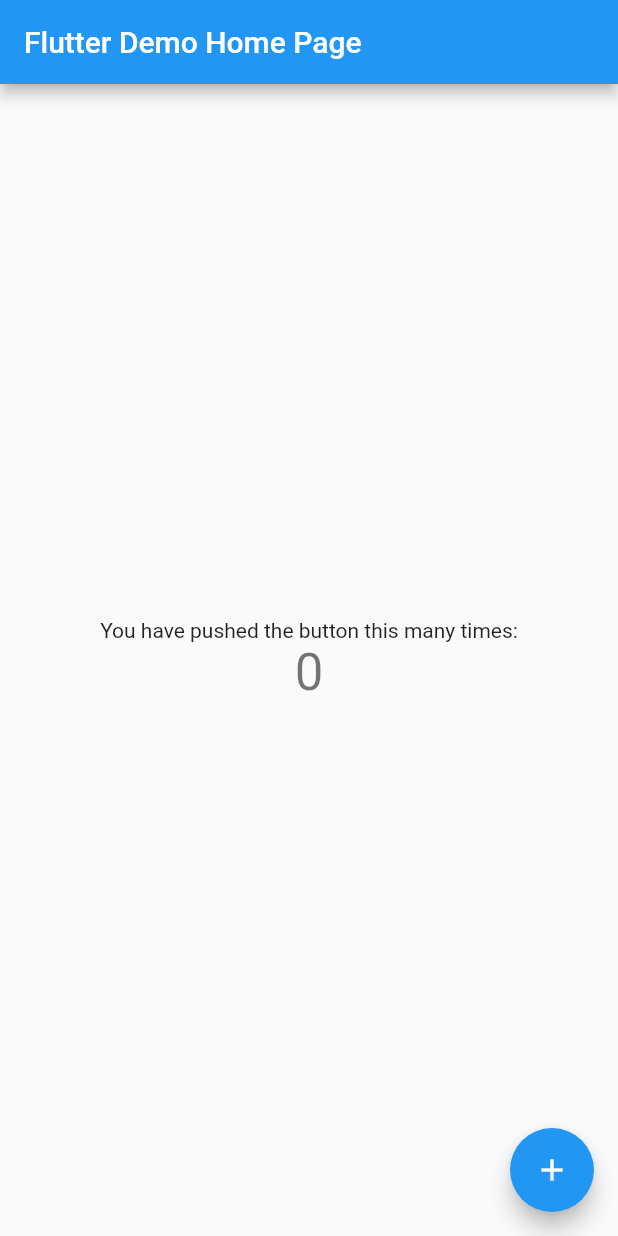
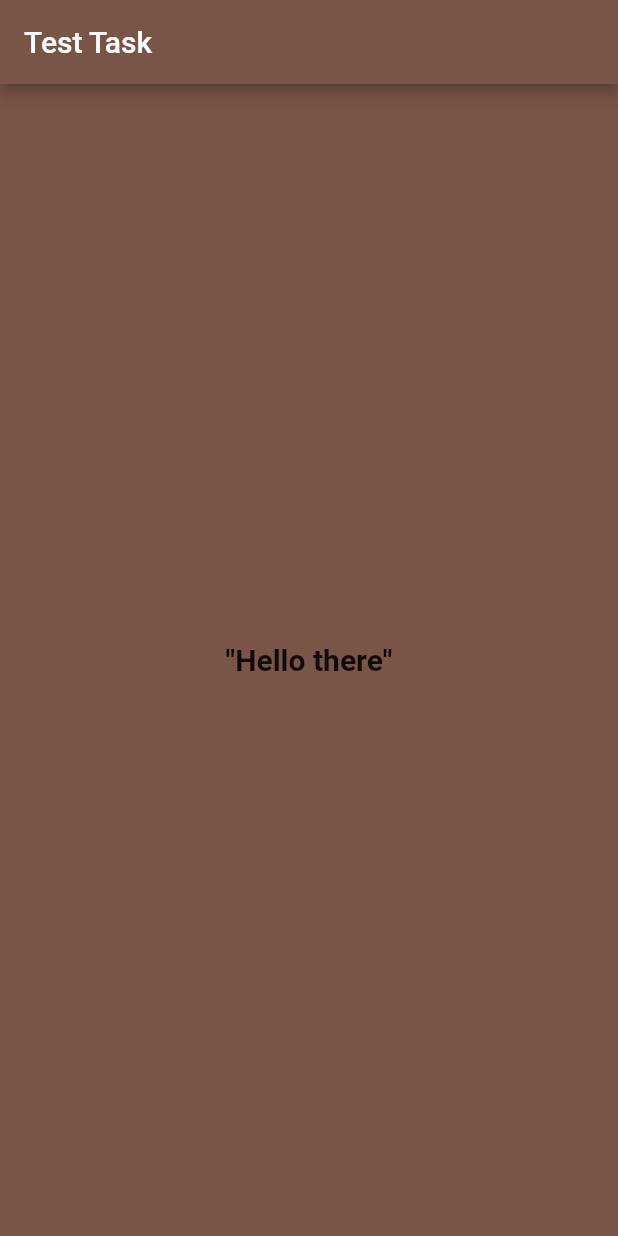
Before and after one commit to aafndeenaa/test_task_app, a Flutter app: the screen it shows after launch, on a phone screen of 412 x 824 dp. Run offline on Flutter 3.47's test engine with Material 2 defaults, Android fonts, the phone set to English and light mode, and no system bars.

Commit message:
create random color

```diff
--- a/lib/main.dart
+++ b/lib/main.dart
@@ -1,4 +1,5 @@
 import 'package:flutter/material.dart';
+import 'package:test_app/test_screen.dart';
 
 void main() {
   runApp(const MyApp());
@@ -10,106 +11,8 @@ class MyApp extends StatelessWidget {
   // This widget is the root of your application.
   @override
   Widget build(BuildContext context) {
-    return MaterialApp(
-      title: 'Flutter Demo',
-      theme: ThemeData(
-        // This is the theme of your application.
-        //
-        // Try running your application with "flutter run". You'll see the
-        // application has a blue toolbar. Then, without quitting the app, try
-        // changing the primarySwatch below to Colors.green and then invoke
-        // "hot reload" (press "r" in the console where you ran "flutter run",
-        // or simply save your changes to "hot reload" in a Flutter IDE).
-        // Notice that the counter didn't reset back to zero; the application
-        // is not restarted.
-        primarySwatch: Colors.blue,
-      ),
-      home: const MyHomePage(title: 'Flutter Demo Home Page'),
+    return const MaterialApp(
+      home:  MyHomePage(),
     );
   }
 }
-
-class MyHomePage extends StatefulWidget {
-  const MyHomePage({Key? key, required this.title}) : super(key: key);
-
-  // This widget is the home page of your application. It is stateful, meaning
-  // that it has a State object (defined below) that contains fields that affect
-  // how it looks.
-
-  // This class is the configuration for the state. It holds the values (in this
-  // case the title) provided by the parent (in this case the App widget) and
-  // used by the build method of the State. Fields in a Widget subclass are
-  // always marked "final".
-
-  final String title;
-
-  @override
-  State<MyHomePage> createState() => _MyHomePageState();
-}
-
-class _MyHomePageState extends State<MyHomePage> {
-  int _counter = 0;
-
-  void _incrementCounter() {
-    setState(() {
-      // This call to setState tells the Flutter framework that something has
-      // changed in this State, which causes it to rerun the build method below
-      // so that the display can reflect the updated values. If we changed
-      // _counter without calling setState(), then the build method would not be
-      // called again, and so nothing would appear to happen.
-      _counter++;
-    });
-  }
-
-  @override
-  Widget build(BuildContext context) {
-    // This method is rerun every time setState is called, for instance as done
-    // by the _incrementCounter method above.
-    //
-    // The Flutter framework has been optimized to make rerunning build methods
-    // fast, so that you can just rebuild anything that needs updating rather
-    // than having to individually change instances of widgets.
-    return Scaffold(
-      appBar: AppBar(
-        // Here we take the value from the MyHomePage object that was created by
-        // the App.build method, and use it to set our appbar title.
-        title: Text(widget.title),
-      ),
-      body: Center(
-        // Center is a layout widget. It takes a single child and positions it
-        // in the middle of the parent.
-        child: Column(
-          // Column is also a layout widget. It takes a list of children and
-          // arranges them vertically. By default, it sizes itself to fit its
-          // children horizontally, and tries to be as tall as its parent.
-          //
-          // Invoke "debug painting" (press "p" in the console, choose the
-          // "Toggle Debug Paint" action from the Flutter Inspector in Android
-          // Studio, or the "Toggle Debug Paint" command in Visual Studio Code)
-          // to see the wireframe for each widget.
-          //
-          // Column has various properties to control how it sizes itself and
-          // how it positions its children. Here we use mainAxisAlignment to
-          // center the children vertically; the main axis here is the vertical
-          // axis because Columns are vertical (the cross axis would be
-          // horizontal).
-          mainAxisAlignment: MainAxisAlignment.center,
-          children: <Widget>[
-            const Text(
-              'You have pushed the button this many times:',
-            ),
-            Text(
-              '$_counter',
-              style: Theme.of(context).textTheme.headline4,
-            ),
-          ],
-        ),
-      ),
-      floatingActionButton: FloatingActionButton(
-        onPressed: _incrementCounter,
-        tooltip: 'Increment',
-        child: const Icon(Icons.add),
-      ), // This trailing comma makes auto-formatting nicer for build methods.
-    );
-  }
-}
--- /dev/null
+++ b/lib/test_screen.dart
@@ -0,0 +1,60 @@
+import 'dart:math';
+
+import 'package:flutter/material.dart';
+
+class MyHomePage extends StatefulWidget {
+  const MyHomePage({
+    Key? key,
+  }) : super(key: key);
+
+  @override
+  State<MyHomePage> createState() => _MyHomePageState();
+}
+
+class _MyHomePageState extends State<MyHomePage> {
+  final Random _random = Random();
+  Color _color = const Color(0xFFFFFFFF);
+  void changeColor() {
+    _color = Color.fromARGB(
+      _random.nextInt(256),
+      _random.nextInt(256),
+      _random.nextInt(256),
+      _random.nextInt(256),
+    );
+  }
+
+  @override
+  Widget build(BuildContext context) {
+    return Scaffold(
+      appBar: AppBar(
+        title: const Text('Test Task'),
+        backgroundColor:Colors.primaries[Random().nextInt(Colors.primaries.length)],
+      ),
+      body: Center(
+        child: InkWell(
+          onTap: () {
+            setState(() {
+              changeColor();
+            });
+          },
+          child: Container(
+            width: double.infinity,
+            decoration: BoxDecoration(
+              color:
+                  Colors.primaries[Random().nextInt(Colors.primaries.length)],
+            ),
+            child: Column(
+              mainAxisAlignment: MainAxisAlignment.center,
+              children: const [
+                Text(
+                  '"Hello there"',
+                  style: TextStyle(fontSize: 20, fontWeight: FontWeight.bold),
+                ),
+              ],
+            ),
+          ),
+        ),
+      ),
+    );
+  }
+}
```
